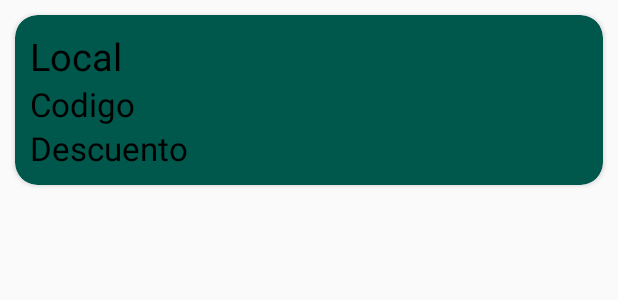
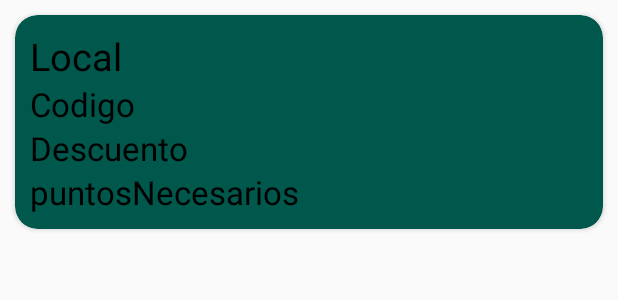
Before and after one commit to devthion/Aplicacion_showroom, an Android app: the layout layout_moldear_cupon.xml on its own in the app's theme, with its tools: preview values and no code run, on a phone screen of 412 x 824 dp. Shown: the top 300 px of the screen. Run offline under Robolectric (Android 15) with nearby library versions, the phone set to English and light mode, and no system bars; Roboto replaces fonts that are not available here.

Commit message:
NO MUESTRA VALORES DE CUPONES

```diff
--- a/app/build.gradle
+++ b/app/build.gradle
@@ -42,6 +42,8 @@ dependencies {
     implementation 'com.google.android.material:material:1.0.0'
     implementation 'androidx.legacy:legacy-support-v4:1.0.0'
 
+    implementation 'androidx.cardview:cardview:1.0.0'
+    implementation 'androidx.recyclerview:recyclerview:1.0.0'
 
     implementation 'androidx.multidex:multidex:2.0.1'
     implementation 'androidx.navigation:navigation-fragment:2.2.1'
--- a/app/src/main/java/com/devthion/myapplication/modelos/Cupon.java
+++ b/app/src/main/java/com/devthion/myapplication/modelos/Cupon.java
@@ -23,6 +23,8 @@ public class Cupon {
     protected int descuento;
     protected int puntosNecesarios;
 
+    public Cupon() {
+    }
 
     public Cupon(String idCupon, String idLocal, int descuento, int puntosNecesarios) {
         this.idCupon = idCupon;
--- a/app/src/main/res/layout/layout_moldear_cupon.xml
+++ b/app/src/main/res/layout/layout_moldear_cupon.xml
@@ -1,5 +1,6 @@
 <?xml version="1.0" encoding="utf-8"?>
 <LinearLayout xmlns:android="http://schemas.android.com/apk/res/android"
+    android:orientation="vertical"
     android:layout_width="match_parent"
     android:layout_height="match_parent"
     xmlns:app="http://schemas.android.com/apk/res-auto">
@@ -37,12 +38,21 @@
                 android:layout_height="wrap_content"/>
 
             <TextView
-                android:id="@+id/etDescuento"
+                android:id="@+id/eteDescuento"
                 android:textColor="#000"
                 android:textSize="22dp"
                 android:text="Descuento"
                 android:layout_width="match_parent"
                 android:layout_height="wrap_content"/>
+
+            <TextView
+                android:id="@+id/puntosNecesarios"
+                android:textColor="#000"
+                android:textSize="22dp"
+                android:text="puntosNecesarios"
+                android:layout_width="match_parent"
+                android:layout_height="wrap_content"/>
+
 
 
         </LinearLayout>
```
Also changed, not shown: app/src/main/java/com/devthion/myapplication/AdapterCupones.java (renamed from app/src/main/java/com/devthion/myapplication/BusquedaShowroom/adapter/AdapterCupones.java, +11 -9 lines), app/src/main/java/com/devthion/myapplication/BuscarCupon.java (+9 -8 lines).
